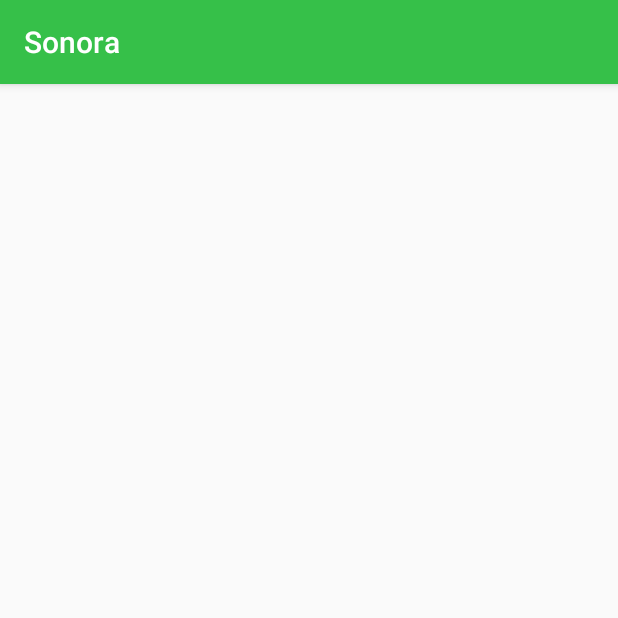
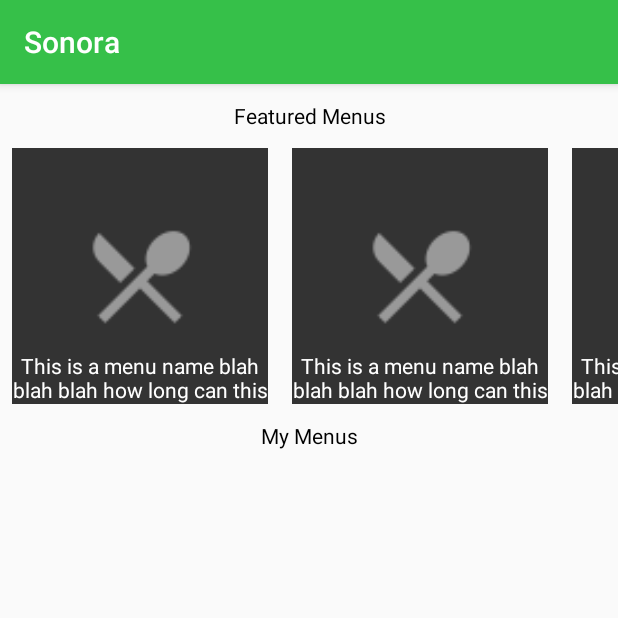
Before and after one commit to hmmelton/Minimyze, an Android app: the fragment MenusFragment shown on its own in the app's theme, on a phone screen of 412 x 824 dp, the top half of it. Run offline under Robolectric (Android 15) with nearby library versions, the phone set to English and light mode, and no system bars; our stand-ins replace ButterKnife, Firebase (no records; nobody signed in at launch, a user with empty details on screens opened directly); libraries missing offline, so code that uses them is left out: com.facebook, com.facebook.login; 1 statement that could not run was skipped.

Commit message:
placeholder drawable for menu tiles

```diff
--- /dev/null
+++ b/app/src/main/java/com/sonora/android/adapters/FeaturedMenusAdapter.java
@@ -0,0 +1,85 @@
+package com.sonora.android.adapters;
+
+import android.net.Uri;
+import android.support.v7.widget.RecyclerView;
+import android.view.LayoutInflater;
+import android.view.View;
+import android.view.ViewGroup;
+import android.widget.TextView;
+
+import com.bumptech.glide.Glide;
+import com.sonora.android.R;
+import com.sonora.android.interfaces.OnImageRetrievedListener;
+import com.sonora.android.models.Menu;
+import com.sonora.android.utils.FirebaseImageUtil;
+import com.sonora.android.views.SquareImageView;
+
+import java.util.List;
+
+import butterknife.BindView;
+import butterknife.ButterKnife;
+
+/**
+ * Created by harrisonmelton on 2/6/17.
+ * This is an adapter class for the "featured" section of the menus page
+ */
+
+public class FeaturedMenusAdapter extends RecyclerView.Adapter<FeaturedMenusAdapter.ViewHolder> {
+
+    private List<Menu> mMenuList;
+
+    // Constructor
+    public FeaturedMenusAdapter(List<Menu> menus) {
+        this.mMenuList = menus;
+    }
+
+    @Override
+    public FeaturedMenusAdapter.ViewHolder onCreateViewHolder(ViewGroup parent, int viewType) {
+        return new ViewHolder(LayoutInflater
+                .from(parent.getContext())
+                .inflate(R.layout.cell_menus_featured, parent, false));
+    }
+
+    @Override
+    public void onBindViewHolder(FeaturedMenusAdapter.ViewHolder holder, int position) {
+        // TODO: set image and title in here
+        FirebaseImageUtil.getImageReference(new OnImageRetrievedListener() {
+            @Override
+            public void onSuccess(Uri uri) {
+                Glide.with(holder.imageView.getContext())
+                        .load(uri)
+                        .placeholder(R.drawable.menu_placeholder)
+                        .into(holder.imageView);
+            }
+
+            @Override
+            public void onFailure(Exception exception) {
+
+            }
+        });
+    }
+
+    @Override
+    public int getItemCount() {
+        // TODO: uncomment next line and remove hard code
+        // return mMenuList.size()
+        return 5;
+    }
+
+    /**
+     * This is a view holder class for the enclosing RecyclerView adapter.
+     */
+    class ViewHolder extends RecyclerView.ViewHolder {
+
+        @BindView(R.id.background_image)
+        SquareImageView imageView;
+        @BindView(R.id.cell_title)
+        TextView title;
+
+        ViewHolder(View itemView) {
+            super(itemView);
+            // Initialize Butter Knife
+            ButterKnife.bind(this, itemView);
+        }
+    }
+}
--- a/app/src/main/java/com/sonora/android/fragments/MenusFragment.java
+++ b/app/src/main/java/com/sonora/android/fragments/MenusFragment.java
@@ -1,18 +1,18 @@
 package com.sonora.android.fragments;
 
-import android.net.Uri;
 import android.os.Bundle;
 import android.support.annotation.Nullable;
 import android.support.v4.app.Fragment;
+import android.support.v7.widget.LinearLayoutManager;
+import android.support.v7.widget.RecyclerView;
 import android.view.LayoutInflater;
 import android.view.View;
 import android.view.ViewGroup;
-import android.widget.Toast;
 
 import com.sonora.android.R;
-import com.sonora.android.interfaces.OnImageRetrievedListener;
-import com.sonora.android.utils.FirebaseImageUtil;
+import com.sonora.android.adapters.FeaturedMenusAdapter;
 
+import butterknife.BindView;
 import butterknife.ButterKnife;
 
 /**
@@ -21,6 +21,9 @@ import butterknife.ButterKnife;
  */
 
 public class MenusFragment extends Fragment {
+
+    @BindView(R.id.menus_featured_recycler) RecyclerView mFeaturedRecycler;
+    @BindView(R.id.menus_saved_recycler) RecyclerView mSavedRecycler;
 
     // Static method for constructing fragment
     public static MenusFragment newInstance() {
@@ -35,20 +38,9 @@ public class MenusFragment extends Fragment {
         // Initialize Butter Knife
         ButterKnife.bind(this, root);
 
-        FirebaseImageUtil.getImageReference(new OnImageRetrievedListener() {
-            @Override
-            public void onSuccess(Uri uri) {
-                // URI fetched successfully, so load it into ImageView
-
-            }
-
-            @Override
-            public void onFailure(Exception exception) {
-                // URI was not fetched, so notify user
-                Toast.makeText(getContext(), R.string.image_retrieval_error, Toast.LENGTH_LONG)
-                        .show();
-            }
-        });
+        mFeaturedRecycler.setLayoutManager(new LinearLayoutManager(getContext(),
+                LinearLayoutManager.HORIZONTAL, false));
+        mFeaturedRecycler.setAdapter(new FeaturedMenusAdapter(null));
 
         return root;
     }
--- /dev/null
+++ b/app/src/main/res/drawable/menu_placeholder.xml
@@ -0,0 +1,15 @@
+<?xml version="1.0" encoding="utf-8"?>
+<!-- This is used as a placeholder image for menu tiles -->
+<layer-list xmlns:android="http://schemas.android.com/apk/res/android">
+    <item>
+        <shape android:shape="rectangle">
+            <solid android:color="@color/shopping_list_header_text"/>
+        </shape>
+    </item>
+    <item android:left="@dimen/placeholder_image_padding"
+          android:right="@dimen/placeholder_image_padding"
+          android:top="@dimen/placeholder_image_padding"
+          android:bottom="@dimen/placeholder_image_padding">
+        <bitmap android:src="@drawable/ic_local_dining"/>
+    </item>
+</layer-list>
--- /dev/null
+++ b/app/src/main/res/layout/cell_menus_featured.xml
@@ -0,0 +1,39 @@
+<?xml version="1.0" encoding="utf-8"?>
+<RelativeLayout xmlns:android="http://schemas.android.com/apk/res/android"
+                xmlns:app="http://schemas.android.com/apk/res-auto"
+                android:orientation="vertical"
+                android:layout_width="wrap_content"
+                android:layout_height="wrap_content"
+    android:layout_marginLeft="@dimen/half_standard_margin"
+    android:layout_marginRight="@dimen/half_standard_margin">
+
+    <com.sonora.android.views.SquareImageView
+        android:id="@+id/background_image"
+        android:layout_width="match_parent"
+        android:layout_height="match_parent"
+        app:byHeight="true"
+        android:src="@drawable/menu_placeholder"
+        android:adjustViewBounds="true"/>
+
+    <View
+        android:layout_width="wrap_content"
+        android:layout_height="wrap_content"
+        android:layout_alignTop="@id/background_image"
+        android:layout_alignBottom="@id/background_image"
+        android:layout_alignLeft="@id/background_image"
+        android:layout_alignRight="@id/background_image"
+        android:background="@color/black_overlay"/>
+
+    <TextView
+        android:id="@+id/cell_title"
+        android:layout_width="wrap_content"
+        android:layout_height="wrap_content"
+        android:layout_alignBottom="@id/background_image"
+        android:layout_alignLeft="@id/background_image"
+        android:layout_alignRight="@id/background_image"
+        android:text="This is a menu name blah blah blah how long can this go"
+        android:textAlignment="center"
+        android:maxLines="2"
+        android:textColor="@android:color/white"/>
+
+</RelativeLayout>
--- a/app/src/main/res/layout/fragment_menus.xml
+++ b/app/src/main/res/layout/fragment_menus.xml
@@ -3,8 +3,37 @@
               android:orientation="vertical"
               android:layout_width="match_parent"
               android:layout_height="match_parent"
-              android:weightSum="4">
+              android:weightSum="18">
 
+    <TextView
+        android:layout_width="match_parent"
+        android:layout_height="0dp"
+        android:layout_weight="1"
+        android:textAlignment="center"
+        android:gravity="center"
+        android:textColor="@android:color/black"
+        android:text="@string/featured_menus"/>
 
+    <android.support.v7.widget.RecyclerView
+        android:id="@+id/menus_featured_recycler"
+        android:layout_width="match_parent"
+        android:layout_height="0dp"
+        android:layout_weight="4"/>
+
+    <TextView
+        android:layout_width="match_parent"
+        android:layout_height="0dp"
+        android:layout_weight="1"
+        android:textAlignment="center"
+        android:gravity="center"
+        android:textColor="@android:color/black"
+        android:text="@string/my_menus"/>
+
+    <android.support.v7.widget.RecyclerView
+        android:id="@+id/menus_saved_recycler"
+        android:layout_width="match_parent"
+        android:layout_height="0dp"
+        android:layout_weight="12"
+        android:paddingTop="@dimen/half_standard_margin"/>
 
 </LinearLayout>
--- a/app/src/main/res/values/dimens.xml
+++ b/app/src/main/res/values/dimens.xml
@@ -19,4 +19,6 @@
     <dimen name="quarter_standard_margin">4dp</dimen>
 
     <dimen name="login_button_width">300dp</dimen>
+
+    <dimen name="placeholder_image_padding">20dp</dimen>
 </resources>
--- a/app/src/main/res/values/strings.xml
+++ b/app/src/main/res/values/strings.xml
@@ -19,4 +19,8 @@
     <!-- Error strings -->
     <string name="google_sign_in_error">Error signing in with Google</string>
     <string name="image_retrieval_error">Error retrieving image</string>
+
+    <!-- Menus Fragment Strings -->
+    <string name="featured_menus">Featured Menus</string>
+    <string name="my_menus">My Menus</string>
 </resources>
```
Also changed, not shown: app/src/main/res/drawable-hdpi/ic_local_dining.png (added), app/src/main/res/drawable-mdpi/ic_local_dining.png (added), app/src/main/res/drawable-xhdpi/ic_local_dining.png (added), app/src/main/res/drawable-xxhdpi/ic_local_dining.png (added), app/src/main/res/drawable-xxxhdpi/ic_local_dining.png (added).
